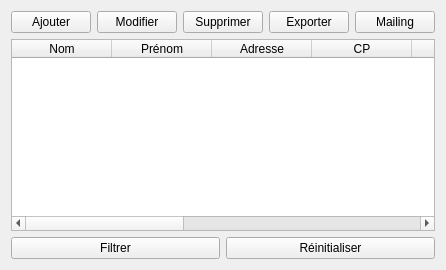
The window that resources/ui/members_tab.ui (DarkSario/ClubManager) describes before a commit, drawn with Qt 5.
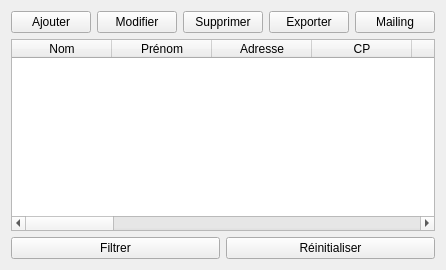
The same window after the commit.

Commit message: Add birth_date field and fix sqlite3.Row bug

Patch:
```diff
--- a/resources/ui/members_tab.ui
+++ b/resources/ui/members_tab.ui
@@ -35,6 +35,9 @@
      <column>
       <property name="text"><string>Mail</string></property>
      </column>
+     <column>
+      <property name="text"><string>Date naissance</string></property>
+     </column>
      <column>
       <property name="text"><string>RGPD</string></property>
      </column>
@@ -42,7 +45,28 @@
       <property name="text"><string>Droit image</string></property>
      </column>
      <column>
-      <property name="text"><string>Cotisation</string></property>
+      <property name="text"><string>Espèce</string></property>
+     </column>
+     <column>
+      <property name="text"><string>Chèque 1</string></property>
+     </column>
+     <column>
+      <property name="text"><string>Chèque 2</string></property>
+     </column>
+     <column>
+      <property name="text"><string>Chèque 3</string></property>
+     </column>
+     <column>
+      <property name="text"><string>ANCV</string></property>
+     </column>
+     <column>
+      <property name="text"><string>Total</string></property>
+     </column>
+     <column>
+      <property name="text"><string>Club MJC</string></property>
+     </column>
+     <column>
+      <property name="text"><string>Statut cotisation</string></property>
      </column>
     </widget>
    </item>
```
The commit also changes 6 other files.
